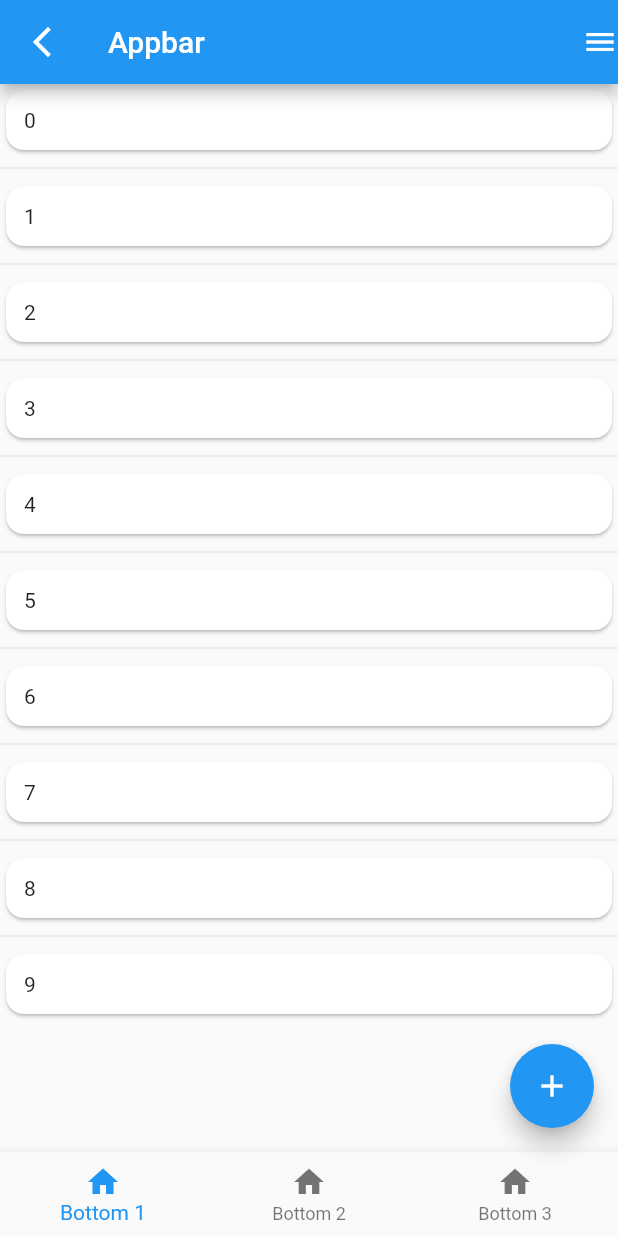
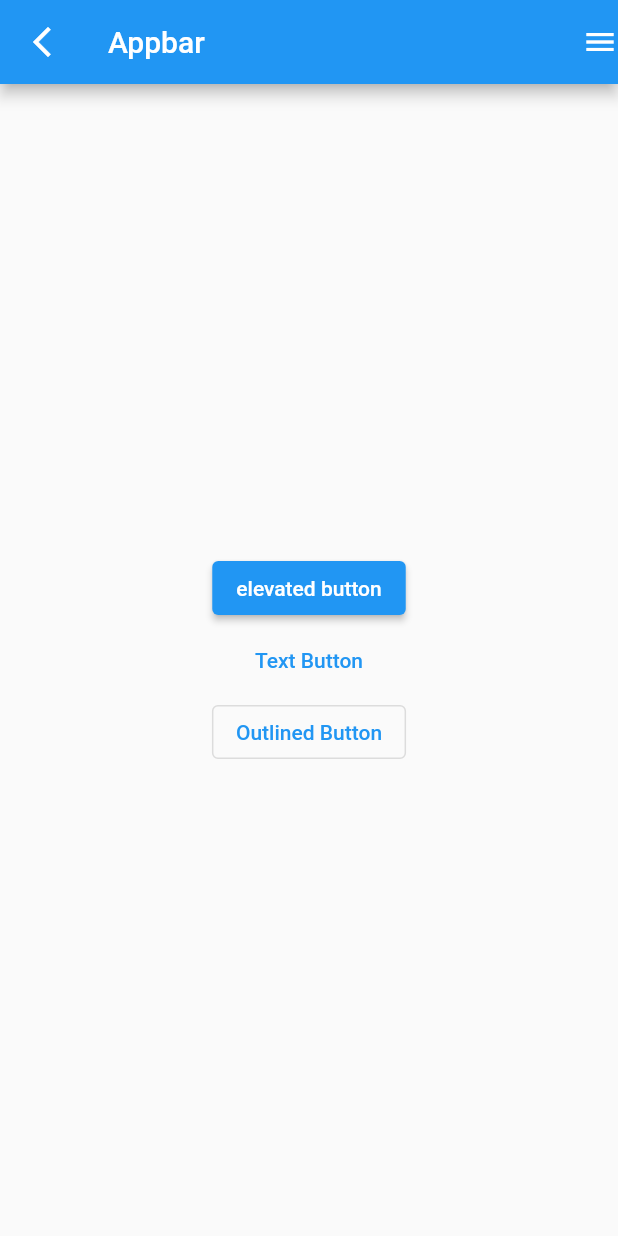
Before and after one commit to fradip12/flutter-course-beginner, a Flutter app: the screen it shows after launch, on a phone screen of 412 x 824 dp. Run offline on Flutter 3.47's test engine with Material 2 defaults, Android fonts, the light colour scheme and no system bars.

Commit message:
feat : button

```diff
--- a/lib/main.dart
+++ b/lib/main.dart
@@ -56,78 +56,25 @@ class MaterialHomePage extends StatelessWidget {
         title: const Text('Appbar '),
         actions: const [Icon(Icons.menu)],
       ),
-
-      /// Di body kita bisa memasukkan widget atau menu aplikasi yang akan kita buat
-      ///
-      /// Listview separated sama seperti builder dan dapat di sisipkan separator diantara item listview
-      body: ListView.separated(
-        itemCount: 10,
-        separatorBuilder: (_, index) {
-          return const Divider();
-        },
-        itemBuilder: (_, index) {
-          return GestureDetector(
-            onTap: () {
-              print(index);
-            },
-
-            /// Di gesture detector terdapat banyak property yang dapat digunakan untuk berbagai gesture
-            // onDoubleTap: ,
-            // onDoubleTapDown: ,
-            child: Card(
-              shape: RoundedRectangleBorder(
-                borderRadius: BorderRadius.circular(12),
-              ),
-              child: Container(
-                padding: const EdgeInsets.all(12),
-                child: Text('$index'),
-              ),
+      body: Center(
+        child: Column(
+          mainAxisAlignment: MainAxisAlignment.center,
+          children: [
+            ElevatedButton(
+              onPressed: () => print('elevated button'),
+              child: const Text('elevated button'),
             ),
-          );
-        },
+            TextButton(
+              onPressed: () => print('text button'),
+              child: Text('Text Button'),
+            ),
+            OutlinedButton(
+              onPressed: () => print('outlined button'),
+              child: Text('Outlined Button'),
+            )
+          ],
+        ),
       ),
-
-      /// Listview builder : listview dengan item dynamic. dapat di buat berdasarkan data yang dynamics
-      //     ListView.builder(
-      //   itemCount: 10,
-      //   itemBuilder: (_, index) {
-      //     return Card(
-      //       shape:
-      //           RoundedRectangleBorder(borderRadius: BorderRadius.circular(12)),
-      //       child: Container(
-      //         padding: const EdgeInsets.all(12),
-      //         child: Text('$index'),
-      //       ),
-      //     );
-      //   },
-      // ),
-
-      /// Bottom Navigation bar biasa digunakan unttuk menu bar, bisa berisi home, account, dan lain lain.
-      bottomNavigationBar: BottomNavigationBar(
-        items: const [
-          BottomNavigationBarItem(
-            label: 'Bottom 1',
-            icon: Icon(Icons.home),
-          ),
-          BottomNavigationBarItem(
-            label: 'Bottom 2',
-            icon: Icon(Icons.home),
-          ),
-          BottomNavigationBarItem(
-            label: 'Bottom 3',
-            icon: Icon(Icons.home),
-          ),
-        ],
-      ),
-
-      /// Floating action button biasa di gunakan untuk menu floating seperti add
-      /// atau digunakan sebagai menu alternatif
-      floatingActionButton: const FloatingActionButton(
-        onPressed: null,
-        child: Icon(Icons.add),
-      ),
-
-      /// Ada beberapa property lain lagi di dalam Scaffold, untuk itu teman" silahkan explore dan bereksperimen sendiri
     );
   }
 }
```
